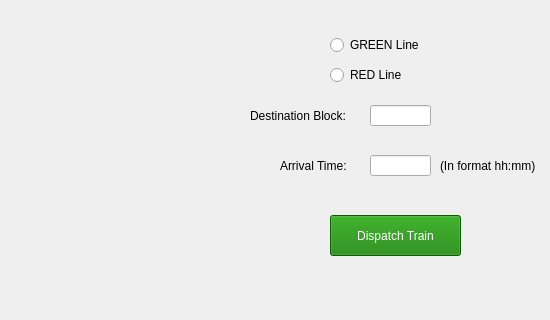
aet37/ECE1140-Project, file src/UI/CTC/ctc_dispatch_train.ui: the form before one commit; both pictures show x 0 to 550 and y 94 to 414 of the 800 by 600 pixel window.
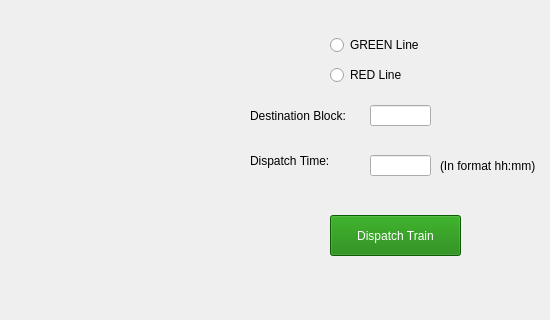
The form after the commit.

Diff of the .ui file:
```diff
--- a/src/UI/CTC/ctc_dispatch_train.ui
+++ b/src/UI/CTC/ctc_dispatch_train.ui
@@ -90,14 +90,14 @@
    <widget class="QLabel" name="label_2">
     <property name="geometry">
      <rect>
-      <x>280</x>
-      <y>230</y>
-      <width>81</width>
-      <height>21</height>
+      <x>250</x>
+      <y>220</y>
+      <width>121</width>
+      <height>31</height>
      </rect>
     </property>
     <property name="text">
-     <string>Arrival Time:</string>
+     <string>Dispatch Time:</string>
     </property>
    </widget>
    <widget class="QLabel" name="label_3">
```
Left out of the diff: 2 changed lines with no effect on the pictures.
